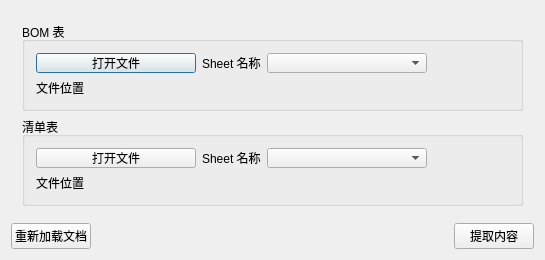
Qt form dialog.ui (1448947065/LHData_bom) before a commit.
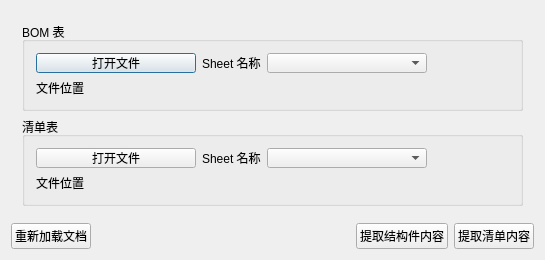
The same form after that commit.

What changed in the file:
```diff
--- a/dialog.ui
+++ b/dialog.ui
@@ -241,6 +241,19 @@
        </property>
       </spacer>
      </item>
+     <item>
+      <widget class="QPushButton" name="btn_str">
+       <property name="sizePolicy">
+        <sizepolicy hsizetype="Minimum" vsizetype="Minimum">
+         <horstretch>0</horstretch>
+         <verstretch>0</verstretch>
+        </sizepolicy>
+       </property>
+       <property name="text">
+        <string>提取结构件内容</string>
+       </property>
+      </widget>
+     </item>
      <item>
       <widget class="QPushButton" name="btn_comp">
        <property name="sizePolicy">
@@ -250,7 +263,7 @@
         </sizepolicy>
        </property>
        <property name="text">
-        <string>提取内容</string>
+        <string>提取清单内容</string>
        </property>
       </widget>
      </item>
```
